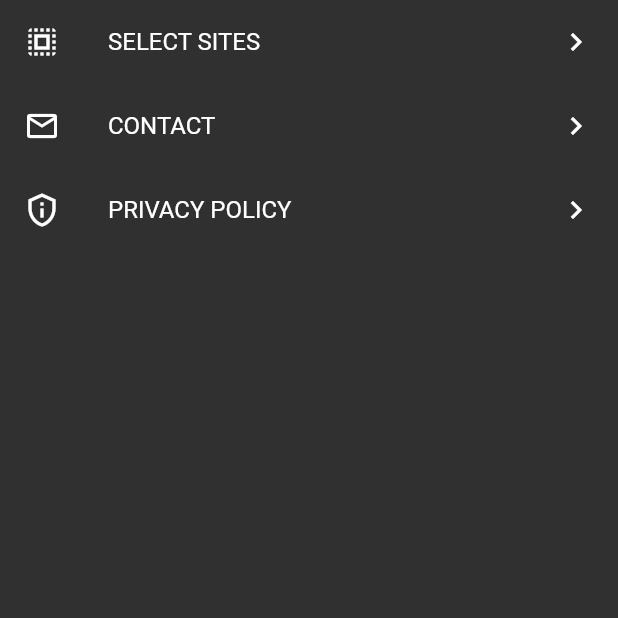
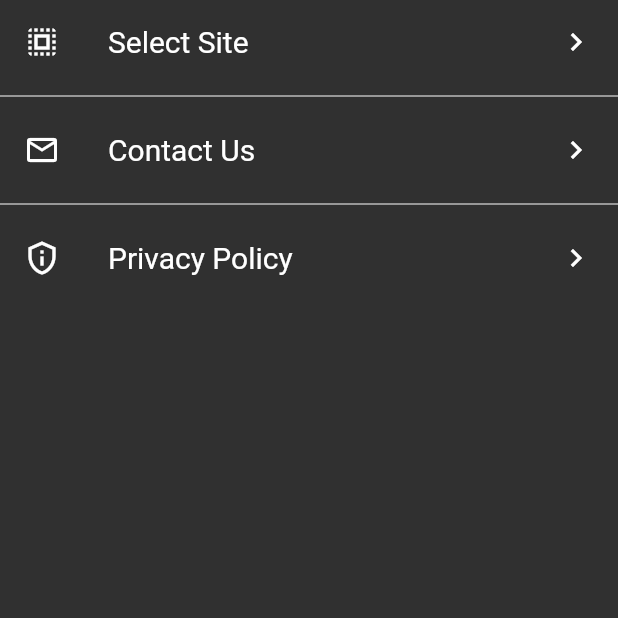
Before and after one commit to ponyo877-debug/news-app-front, a Flutter app: the SettingScreen screen opened directly, on a phone screen of 412 x 824 dp, the top half of it. Run offline on Flutter 3.47's test engine with Material 2 defaults, Android fonts, the phone set to English and light mode, and no system bars; our stand-ins replace cached_network_image, convex_bottom_bar, hive, webview_flutter; missing offline and left inert: charset_converter, flutter_user_agent; accounts and stored records are empty; generated files the repository leaves out were written again; network calls fail; project files that could hold a hidden picture were left out.

Commit message:
update setting screen style

```diff
--- a/lib/screens/setting_screen.dart
+++ b/lib/screens/setting_screen.dart
@@ -14,50 +14,69 @@ class SettingScreen extends StatelessWidget {
       //debugShowCheckedModeBanner: false,
       //title: "SETTING",
       return Scaffold(
-        body: ListView(
-          children: <Widget>[
-            ListTile(
+        body: ListView.separated(
+          itemCount: 3,
+          separatorBuilder:
+              (BuildContext context, int index) => Divider(
+                  color: Colors.white),
+          itemBuilder: (BuildContext context, int index) {
+            Widget listtile;
+            switch (index) {
+              case 0:
+                listtile = ListTile(
                   leading: Icon(Icons.select_all),
                   title: Text(
-                'SELECT SITES',
+                    'Select Site',
+                    style: TextStyle(fontSize: 20),
                   ),
                   trailing: Icon(Icons.keyboard_arrow_right),
                   onTap: () async {
                     await Navigator.of(context).push(MaterialPageRoute(
                         builder: (context) => SelectSites()));
                   },
-            ),
-            ListTile(
+                );
+                break;
+              case 1:
+                listtile = ListTile(
                   leading: Icon(Icons.email_outlined),
                   title: Text(
-                'CONTACT',
+                    'Contact Us',
+                      style: TextStyle(fontSize: 20),
                   ),
                   trailing: Icon(Icons.keyboard_arrow_right),
                   onTap: () {
                     print(contactURL);
                     Navigator.of(context).push(MaterialPageRoute(
-                    builder: (BuildContext context) => MatomeWebView(
-                          title: "CONTACT",
+                        builder: (BuildContext context) =>
+                            MatomeWebView(
+                              title: "Contact Us",
                               selectedUrl: contactURL,
                             )));
                   },
-            ),
-            ListTile(
+                );
+                break;
+              case 2:
+                listtile = ListTile(
                   leading: Icon(Icons.privacy_tip_outlined),
                   title: Text(
-                'PRIVACY POLICY',
+                    'Privacy Policy',
+                      style: TextStyle(fontSize: 20),
                   ),
                   trailing: Icon(Icons.keyboard_arrow_right),
                   onTap: () {
                     print(PPURL);
                     Navigator.of(context).push(MaterialPageRoute(
-                    builder: (BuildContext context) => MatomeWebView(
-                          title: "PRIVACY POLICY",
+                        builder: (BuildContext context) =>
+                            MatomeWebView(
+                              title: "Privacy Policy",
                               selectedUrl: PPURL,
                             )));
                   },
-            ),
-          ],
+                );
+                break;
+            }
+            return listtile;
+          },
         ),
       );
   }
```
Also changed, not shown: pubspec.lock. Lines whose indentation alone changed are shown as unchanged.
